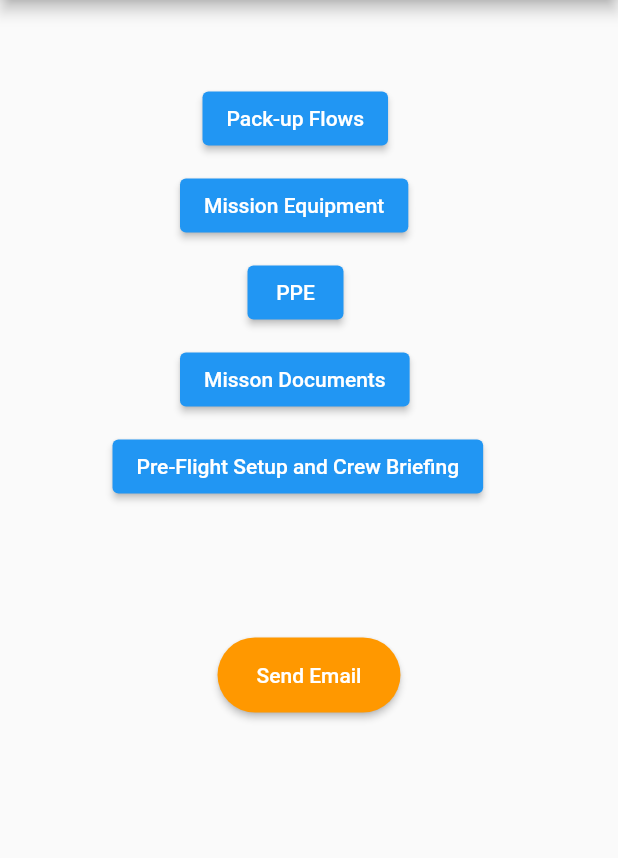
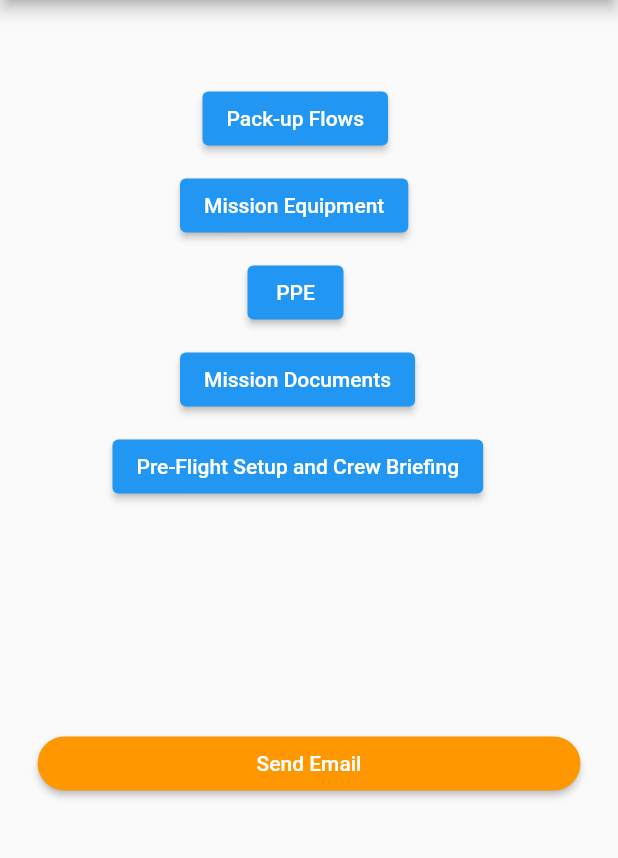
Before and after one commit to indro-robotics/sop, a Flutter app: the screen it shows after launch, on a phone screen of 412 x 824 dp, the part 84-942 px from its top. Run offline on Flutter 3.47's test engine with Material 2 defaults, Android fonts, the phone set to English and light mode, and no system bars; missing offline and left inert: flutter_email_sender.

Commit message:
merged button modification from Kai

```diff
--- a/lib/main.dart
+++ b/lib/main.dart
@@ -122,7 +122,7 @@ class _HomeState extends State<Home> {
                   child:ElevatedButton(
                       style: ButtonStyle(alignment: Alignment.center),
                       onPressed:  _enterUnfinishedPage,
-                      child: Text('Misson Documents'))),
+                      child: Text('Mission Documents'))),
               SizedBox(height: 10),
               Padding(
                   padding: EdgeInsets.symmetric(vertical:0.0,horizontal: 50.0),
@@ -130,16 +130,21 @@ class _HomeState extends State<Home> {
                       style: ButtonStyle(alignment: Alignment.center),
                       onPressed:  _enterUnfinishedPage,
                       child: Text('Pre-Flight Setup and Crew Briefing'))),
-              Padding(
-                  padding: EdgeInsets.symmetric(vertical:90.0,horizontal: 120.0),
+              SizedBox(height: 150),
+              SizedBox(
+              //Padding(
+              //    padding: EdgeInsets.symmetric(vertical:90.0,horizontal: 120.0),
+                  width: 370,
                   child:ElevatedButton(
-                      style: ButtonStyle(alignment: Alignment.center,                           backgroundColor:
+
+                      style: ButtonStyle(alignment: Alignment.center,
+                        backgroundColor:
                       MaterialStateProperty.resolveWith<Color>(
                             (Set<MaterialState> states) {
                             return Colors.orange; // Use the component's default. }
                         },
                       ),
-                          fixedSize: MaterialStateProperty.all(const Size(500, 50)),
+                          //fixedSize: MaterialStateProperty.all(const Size(500, 50)),
                           shape:
                           MaterialStateProperty.all<RoundedRectangleBorder>(
                               RoundedRectangleBorder(
```
